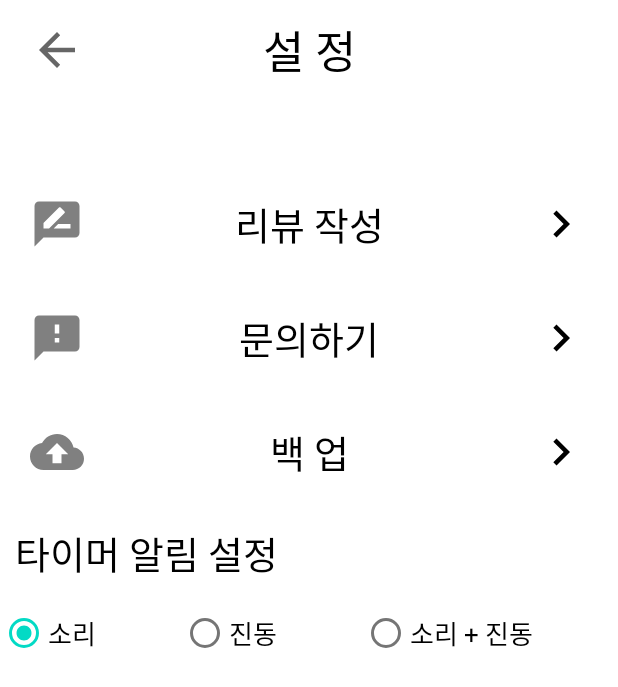
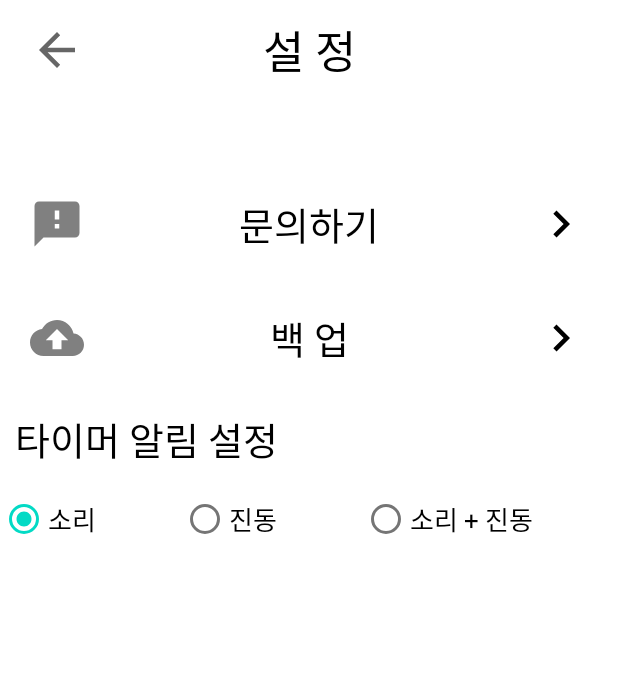
Before and after one commit to Tussle0410/MyOwnTimer, an Android app: the SettingActivity screen opened directly, with no data from a screen before it, on a phone screen of 412 x 824 dp. Shown: the top 687 px of the screen. Run offline under Robolectric (Android 15) with nearby library versions, the phone set to English and light mode, and no system bars; our stand-ins replace data binding; libraries missing offline, so code that uses them is left out: de.raphaelebner.roomdatabasebackup; 1 statement that could not run was skipped.

Commit message:
UI Update

```diff
--- a/app/src/main/res/layout/detail_calendar_todo_item.xml
+++ b/app/src/main/res/layout/detail_calendar_todo_item.xml
@@ -10,7 +10,6 @@
             android:layout_width="wrap_content"
             android:layout_height="wrap_content"
             android:fontFamily="@font/font_main"
-            android:layout_marginStart="10dp"
             android:textColor="@color/bold_gray"
             android:textSize="20sp"
             app:layout_constraintStart_toStartOf="parent"
--- a/app/src/main/res/layout/detail_page.xml
+++ b/app/src/main/res/layout/detail_page.xml
@@ -17,7 +17,7 @@
             android:layout_width="wrap_content"
             android:layout_height="wrap_content"
             android:fontFamily="@font/font_main"
-            android:layout_marginTop="7dp"
+            android:layout_marginTop="5dp"
             android:text="@{viewModel.title}"
             android:textColor="@color/white"
             android:textSize="23sp"
--- a/app/src/main/res/layout/profile_page.xml
+++ b/app/src/main/res/layout/profile_page.xml
@@ -17,6 +17,7 @@
             android:layout_height="wrap_content"
             android:background="@color/backgroundTransparency"
             android:padding="10dp"
+            android:layout_marginTop="40dp"
             android:src="@drawable/icon_backarrow"
             app:layout_constraintStart_toStartOf="parent"
             app:layout_constraintTop_toTopOf="parent"
--- a/app/src/main/res/layout/setting_page.xml
+++ b/app/src/main/res/layout/setting_page.xml
@@ -37,67 +37,28 @@
             app:layout_constraintStart_toStartOf="parent"
             app:layout_constraintTop_toTopOf="@+id/setting_back_button" />
 
-        <androidx.constraintlayout.widget.ConstraintLayout
-            android:id="@+id/review_layout"
-            android:layout_width="match_parent"
-            android:layout_height="wrap_content"
-            android:layout_marginTop="50dp"
-            app:layout_constraintEnd_toEndOf="parent"
-            app:layout_constraintStart_toStartOf="parent"
-            app:layout_constraintTop_toBottomOf="@+id/setting_back_button">
 
-            <ImageView
-                android:id="@+id/imageView4"
-                android:layout_width="wrap_content"
-                android:layout_height="wrap_content"
-                android:padding="20dp"
-                android:src="@drawable/icon_review"
-                app:layout_constraintBottom_toBottomOf="parent"
-                app:layout_constraintStart_toStartOf="parent"
-                app:layout_constraintTop_toTopOf="parent" />
-
-            <TextView
-                android:layout_width="wrap_content"
-                android:layout_height="wrap_content"
-                android:fontFamily="@font/font_main"
-                android:text="리뷰 작성"
-                android:textColor="@color/black"
-                android:textSize="25sp"
-                app:layout_constraintBottom_toBottomOf="parent"
-                app:layout_constraintEnd_toEndOf="parent"
-                app:layout_constraintStart_toStartOf="parent"
-                app:layout_constraintTop_toTopOf="parent" />
-
-            <ImageView
-                android:layout_width="wrap_content"
-                android:layout_height="wrap_content"
-                android:padding="20dp"
-                android:src="@drawable/icon_setting_arrow"
-                app:layout_constraintBottom_toBottomOf="parent"
-                app:layout_constraintEnd_toEndOf="parent"
-                app:layout_constraintTop_toTopOf="parent" />
-
-        </androidx.constraintlayout.widget.ConstraintLayout>
 
         <androidx.constraintlayout.widget.ConstraintLayout
             android:id="@+id/inquiry_layout"
             android:layout_width="match_parent"
             android:layout_height="wrap_content"
+            android:layout_marginTop="50dp"
             app:layout_constraintEnd_toEndOf="parent"
             app:layout_constraintHorizontal_bias="1.0"
             app:layout_constraintStart_toStartOf="parent"
-            app:layout_constraintTop_toBottomOf="@+id/review_layout">
+            app:layout_constraintTop_toBottomOf="@+id/setting_back_button">
 
             <ImageView
                 android:id="@+id/imageView2"
                 android:layout_width="wrap_content"
                 android:layout_height="wrap_content"
+                android:contentDescription="@string/txt_inquiry"
                 android:padding="20dp"
                 android:src="@drawable/icon_feedback"
                 app:layout_constraintBottom_toBottomOf="parent"
                 app:layout_constraintStart_toStartOf="parent"
-                app:layout_constraintTop_toTopOf="parent"
-                android:contentDescription="@string/txt_inquiry" />
+                app:layout_constraintTop_toTopOf="parent" />
 
             <TextView
                 android:layout_width="wrap_content"
@@ -114,12 +75,12 @@
             <ImageView
                 android:layout_width="wrap_content"
                 android:layout_height="wrap_content"
+                android:contentDescription="@string/txt_inquiry"
                 android:padding="20dp"
                 android:src="@drawable/icon_setting_arrow"
                 app:layout_constraintBottom_toBottomOf="parent"
                 app:layout_constraintEnd_toEndOf="parent"
-                app:layout_constraintTop_toTopOf="parent"
-                android:contentDescription="@string/txt_inquiry" />
+                app:layout_constraintTop_toTopOf="parent" />
         </androidx.constraintlayout.widget.ConstraintLayout>
 
         <androidx.constraintlayout.widget.ConstraintLayout
```
Also changed, not shown: app/src/main/res/layout/detail_calendar_frame.xml (+9 -5 lines), app/src/main/res/layout/main_page.xml (+9 -7 lines).
